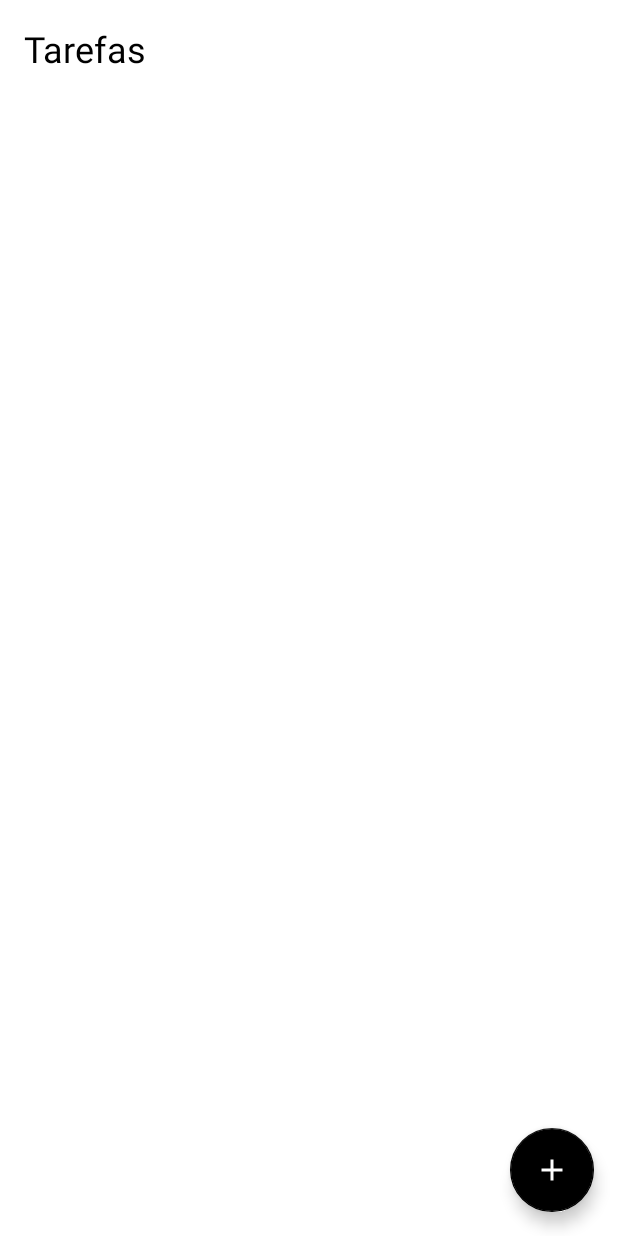
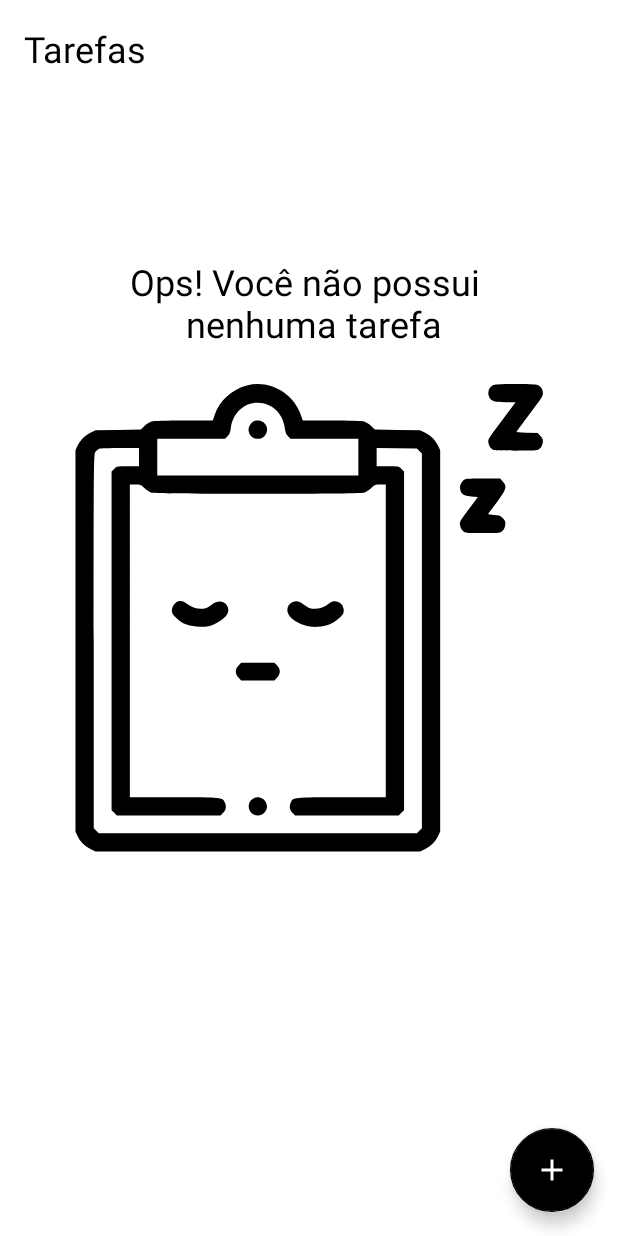
Before and after one commit to geisonsile/ToDoList, an Android app: the screen it shows after launch (MainActivity), on a phone screen of 412 x 824 dp. Run offline under Robolectric (Android 15) with nearby library versions, the phone set to English and light mode, and no system bars.

Commit message:
Edição e exclusão de itens feitos

```diff
--- a/app/src/main/java/com/geisonleite/todolist/ui/MainActivity.kt
+++ b/app/src/main/java/com/geisonleite/todolist/ui/MainActivity.kt
@@ -1,8 +1,12 @@
 package com.geisonleite.todolist.ui
 
+import android.app.Activity
 import android.content.Intent
 import androidx.appcompat.app.AppCompatActivity
 import android.os.Bundle
+import android.util.Log
+import android.view.View
+import androidx.core.view.isVisible
 import com.geisonleite.todolist.databinding.ActivityMainBinding
 import com.geisonleite.todolist.datasource.TaskDataSource
 
@@ -16,6 +20,9 @@ class MainActivity : AppCompatActivity() {
         binding = ActivityMainBinding.inflate(layoutInflater)
         setContentView(binding.root)
 
+        binding.rvTasks.adapter = adapter
+        updateList()
+
         insertListeners()
     }
 
@@ -23,14 +30,30 @@ class MainActivity : AppCompatActivity() {
         binding.fabAddTask.setOnClickListener {
             startActivityForResult(Intent(this, AddTaskActivity::class.java), CREATE_NEW_TASK)
         }
+
+        adapter.listenerEdit = {
+            val intent = Intent(this, AddTaskActivity::class.java)
+            intent.putExtra(AddTaskActivity.TASK_ID, it.id)
+            startActivityForResult(intent, CREATE_NEW_TASK)
+        }
+
+        adapter.listenerDelete = {
+            TaskDataSource.deleteTask(it)
+            updateList()
+        }
     }
 
     override fun onActivityResult(requestCode: Int, resultCode: Int, data: Intent?) {
         super.onActivityResult(requestCode, resultCode, data)
-        if(requestCode == CREATE_NEW_TASK){
-            binding.rvTasks.adapter = adapter
-            adapter.submitList(TaskDataSource.getList())
-        }
+        if(requestCode == CREATE_NEW_TASK && resultCode == Activity.RESULT_OK) updateList()
+    }
+
+    private fun updateList(){
+        val list = TaskDataSource.getList()
+        binding.includeEmpty.emptyState.visibility = if (list.isEmpty()) View.VISIBLE
+        else View.GONE
+
+        adapter.submitList(list)
     }
 
     companion object{
--- /dev/null
+++ b/app/src/main/res/drawable/ic_no_task.xml
@@ -0,0 +1,38 @@
+<vector xmlns:android="http://schemas.android.com/apk/res/android"
+    android:width="512dp"
+    android:height="512dp"
+    android:viewportWidth="512"
+    android:viewportHeight="512">
+  <path
+      android:pathData="M188,1.6c-16.8,4.4 -30.5,17.2 -35.4,32.8l-1.8,5.6 -31.6,-0c-19.2,-0 -33.2,0.4 -35.5,1.1 -2.1,0.6 -5.6,2.8 -7.7,4.9l-3.9,3.9 -24.8,0.3 -24.8,0.3 -5.7,2.8c-6.4,3.2 -11.1,8 -14.2,14.6l-2.1,4.6 0,208.5 0,208.5 2.1,4.6c3.1,6.6 7.8,11.4 14.2,14.6l5.7,2.8 177.5,-0 177.5,-0 5.7,-2.8c6.4,-3.2 11.1,-8 14.2,-14.6l2.1,-4.6 0,-208.5 0,-208.5 -2.1,-4.6c-3.1,-6.6 -7.8,-11.4 -14.2,-14.6l-5.7,-2.8 -24.8,-0.3 -24.8,-0.3 -3.9,-3.9c-2.1,-2.1 -5.6,-4.3 -7.7,-4.9 -2.3,-0.7 -16.3,-1.1 -35.5,-1.1l-31.6,-0 -2.1,-6.1c-8.2,-24.3 -34.7,-38.8 -59.1,-32.3zM212,23.2c9.6,4.1 16.1,13.4 17.6,25.3 0.5,4.6 1.3,6.6 3.5,8.7l2.7,2.8 37.1,-0 37.1,-0 0,20 0,20 -110,-0 -110,-0 0,-20 0,-20 37.1,-0 37.1,-0 2.7,-2.8c2.2,-2.1 3,-4.1 3.5,-8.7 2.7,-21.6 22.4,-33.6 41.6,-25.3zM70,80l0,10 -12.1,-0c-12,-0 -12.1,-0 -15,2.9l-2.9,2.9 0,185.2 0,185.2 2.9,2.9 2.9,2.9 56.7,-0 56.7,-0 2.9,-2.9c3.2,-3.2 3.8,-7.1 1.7,-11.6 -2.5,-5.5 -2.6,-5.5 -55.3,-5.5l-48.5,-0 0,-171 0,-171 6,-0c5.7,-0 6.2,0.2 9.9,3.9 2.2,2.2 5.7,4.4 7.8,5 5.3,1.5 227.3,1.5 232.6,-0 2.1,-0.6 5.6,-2.8 7.8,-5 3.7,-3.7 4.2,-3.9 9.9,-3.9l6,-0 0,171 0,171 -48.5,-0c-52.7,-0 -52.8,-0 -55.3,5.5 -2.1,4.5 -1.5,8.4 1.7,11.6l2.9,2.9 56.7,-0 56.7,-0 2.9,-2.9 2.9,-2.9 0,-185.2 0,-185.2 -2.9,-2.9c-2.9,-2.9 -3,-2.9 -15,-2.9l-12.1,-0 0,-10.1 0,-10 22,0.3 22,0.3 2.7,2.8 2.8,2.7 0,205 0,205 -2.8,2.7 -2.7,2.8 -174,-0 -174,-0 -2.7,-2.8 -2.8,-2.7 0,-204.9c0,-203.5 0,-204.9 2,-207.1 1.1,-1.2 2.9,-2.6 4,-3.1 1.1,-0.4 11.3,-0.8 22.8,-0.8l20.7,-0.1 0,10z"
+      android:fillColor="#000000"
+      android:strokeColor="#00000000"/>
+  <path
+      android:pathData="M192.9,42.9c-6.4,6.5 -2,17.1 7.1,17.1 3.3,-0 4.8,-0.6 7.1,-2.9 6.4,-6.5 2,-17.1 -7.1,-17.1 -3.3,-0 -4.8,0.6 -7.1,2.9z"
+      android:fillColor="#000000"
+      android:strokeColor="#00000000"/>
+  <path
+      android:pathData="M112.4,238c-3.5,1.4 -6.4,5.9 -6.4,9.8 0,3 0.8,4.4 4.9,8.3 7,6.8 14.1,9.3 26.1,9.4 8.3,-0 10.2,-0.3 15.3,-2.7 11.8,-5.5 16.9,-11.6 15.1,-18 -2.1,-7.3 -10.5,-9.3 -17.2,-3.9 -2.2,1.7 -5.1,3.5 -6.6,4.1 -6.3,2.4 -14.9,0.4 -21.6,-4.9 -3.1,-2.5 -6.8,-3.3 -9.6,-2.1z"
+      android:fillColor="#000000"
+      android:strokeColor="#00000000"/>
+  <path
+      android:pathData="M238.5,238.4c-3.9,1.7 -5.5,3.7 -6.1,7.8 -1.6,9.8 16.8,20.7 33,19.5 9.8,-0.6 17.8,-3.9 23.7,-9.6 4.1,-4 4.9,-5.3 4.9,-8.4 0,-8.4 -9.4,-13 -15.7,-7.9 -6.9,5.6 -15.5,7.6 -21.9,5.2 -1.5,-0.6 -4.3,-2.3 -6.3,-3.9 -4.6,-3.6 -7.8,-4.3 -11.6,-2.7z"
+      android:fillColor="#000000"
+      android:strokeColor="#00000000"/>
+  <path
+      android:pathData="M178.9,307.9c-4,4 -4,8.9 0,13.3l2.9,3.3 18.2,-0 18.2,-0 2.9,-3.3c4,-4.4 4,-9.3 0,-13.3l-2.9,-2.9 -18.2,-0 -18.2,-0 -2.9,2.9z"
+      android:fillColor="#000000"
+      android:strokeColor="#00000000"/>
+  <path
+      android:pathData="M195.1,453.4c-8.9,4.9 -5.3,18.6 4.9,18.6 3.3,-0 4.8,-0.6 7.1,-2.9 8,-8.1 -2,-21.2 -12,-15.7z"
+      android:fillColor="#000000"
+      android:strokeColor="#00000000"/>
+  <path
+      android:pathData="M457.1,1.4c-4.7,2.6 -6.3,8.4 -3.7,13.5 2.2,4.1 5.5,5.1 17.6,5.1l11,-0 -15.1,20.2c-14.8,19.7 -15.1,20.3 -14.6,24.2 0.4,2.7 1.5,4.9 3.2,6.3 2.6,2.2 3.2,2.3 26.5,2.3 23.3,-0 23.9,-0.1 26.5,-2.3 1.7,-1.4 2.8,-3.6 3.2,-6.3 0.5,-3.6 0.1,-4.6 -2.5,-7.5l-3,-3.4 -11.6,-0.3c-6.4,-0.2 -11.6,-0.6 -11.6,-0.8 0,-0.3 6,-8.4 13.3,-18.2 7.4,-9.7 13.9,-18.7 14.5,-19.9 2.5,-4.5 0.6,-10.5 -3.9,-12.9 -3.9,-2 -46.2,-2 -49.8,-0z"
+      android:fillColor="#000000"
+      android:strokeColor="#00000000"/>
+  <path
+      android:pathData="M427.4,103.9c-4,1.7 -6.6,6.2 -6.1,10.5 0.8,6.1 3.5,8 12.1,8.6l7.4,0.5 -10,13.5c-9.6,12.8 -10,13.6 -9.5,17.5 0.4,2.6 1.5,4.8 3.2,6.2 2.5,2.2 3.3,2.3 21.5,2.3 18.2,-0 19,-0.1 21.5,-2.3 1.7,-1.4 2.8,-3.6 3.2,-6.3 0.5,-3.6 0.1,-4.6 -2.5,-7.5 -2.7,-3 -3.6,-3.3 -9.6,-3.7 -3.6,-0.2 -6.6,-0.6 -6.6,-0.9 0,-0.2 4.1,-5.8 9.1,-12.4 10.9,-14.5 11.9,-17.7 7.1,-23l-3,-3.4 -17.9,-0.2c-9.8,-0.1 -18.8,0.2 -19.9,0.6z"
+      android:fillColor="#000000"
+      android:strokeColor="#00000000"/>
+</vector>
--- a/app/src/main/res/layout/activity_main.xml
+++ b/app/src/main/res/layout/activity_main.xml
@@ -17,6 +17,10 @@
         app:layout_constraintStart_toStartOf="parent"
         app:layout_constraintTop_toTopOf="parent" />
 
+    <include
+        android:id="@+id/include_empty"
+        layout="@layout/empty_state" />
+
     <androidx.recyclerview.widget.RecyclerView
         android:id="@+id/rv_tasks"
         android:layout_width="match_parent"
@@ -26,7 +30,8 @@
         tools:itemCount="8"
         tools:listitem="@layout/item_task"
         app:layout_constraintTop_toBottomOf="@id/tv_title"
-        app:layout_constraintBottom_toTopOf="@id/fab_add_task"/>
+        app:layout_constraintBottom_toTopOf="@id/fab_add_task"
+        tools:visibility="gone" />
 
     <com.google.android.material.floatingactionbutton.FloatingActionButton
         android:id="@+id/fab_add_task"
--- /dev/null
+++ b/app/src/main/res/layout/empty_state.xml
@@ -0,0 +1,33 @@
+<?xml version="1.0" encoding="utf-8"?>
+<androidx.constraintlayout.widget.ConstraintLayout xmlns:android="http://schemas.android.com/apk/res/android"
+    xmlns:app="http://schemas.android.com/apk/res-auto"
+    android:id="@+id/empty_state"
+    android:layout_width="match_parent"
+    android:layout_height="match_parent"
+    android:layout_margin="16dp">
+
+
+    <TextView
+        android:id="@+id/tv_message"
+        android:layout_width="0dp"
+        android:layout_height="wrap_content"
+        android:layout_marginBottom="24dp"
+        android:gravity="center"
+        android:text="@string/label_dont_tasks"
+        android:textColor="@color/black"
+        android:textSize="24sp"
+        app:layout_constraintBottom_toTopOf="@+id/iv_image"
+        app:layout_constraintEnd_toEndOf="parent"
+        app:layout_constraintStart_toStartOf="parent" />
+
+    <androidx.appcompat.widget.AppCompatImageView
+        android:id="@+id/iv_image"
+        android:layout_width="312dp"
+        android:layout_height="312dp"
+        app:layout_constraintBottom_toBottomOf="parent"
+        app:layout_constraintEnd_toEndOf="parent"
+        app:layout_constraintStart_toStartOf="parent"
+        app:layout_constraintTop_toTopOf="parent"
+        app:srcCompat="@drawable/ic_no_task" />
+
+</androidx.constraintlayout.widget.ConstraintLayout>
--- a/app/src/main/res/layout/item_task.xml
+++ b/app/src/main/res/layout/item_task.xml
@@ -28,6 +28,7 @@
         tools:text="06/06/2023 18:00"/>
 
     <androidx.appcompat.widget.AppCompatImageView
+        android:id="@+id/iv_more"
         android:layout_width="36dp"
         android:layout_height="36dp"
         app:srcCompat="@drawable/ic_more"
--- /dev/null
+++ b/app/src/main/res/menu/popup_menu.xml
@@ -0,0 +1,10 @@
+<?xml version="1.0" encoding="utf-8"?>
+<menu xmlns:android="http://schemas.android.com/apk/res/android">
+    <item
+        android:id="@+id/action_edit"
+        android:title="@string/label_edit" />
+
+    <item
+        android:id="@+id/action_delete"
+        android:title="@string/label_delete" />
+</menu>
--- a/app/src/main/res/values/strings.xml
+++ b/app/src/main/res/values/strings.xml
@@ -9,4 +9,7 @@
     <string name="btn_new_task">Criar tarefa</string>
     <string name="label_tasks">Tarefas</string>
     <string name="label_add_task">Nova tarefa</string>
+    <string name="label_edit">Editar</string>
+    <string name="label_delete">Deletar</string>
+    <string name="label_dont_tasks">Ops! Você não possui \n nenhuma tarefa</string>
 </resources>
```
Also changed, not shown: app/src/main/java/com/geisonleite/todolist/datasource/TaskDataSource.kt (+12 -2 lines), app/src/main/java/com/geisonleite/todolist/model/Task.kt (+16 -1 lines), app/src/main/java/com/geisonleite/todolist/ui/AddTaskActivity.kt (+16 -2 lines), app/src/main/java/com/geisonleite/todolist/ui/TaskListAdapter.kt (+24 -3 lines).
